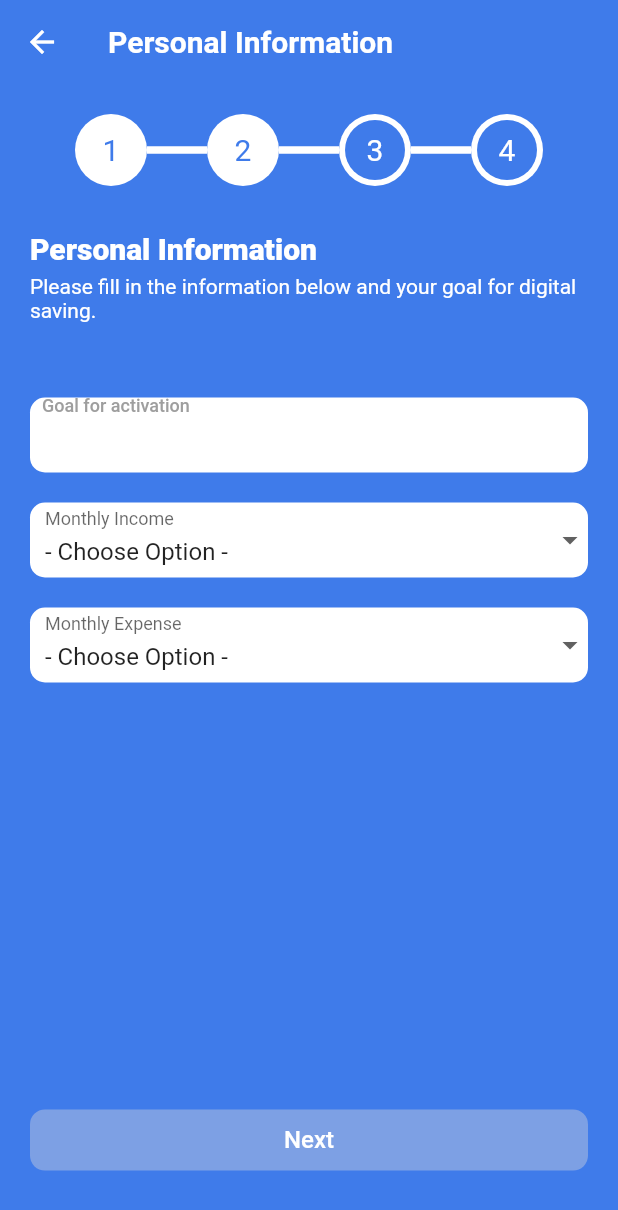
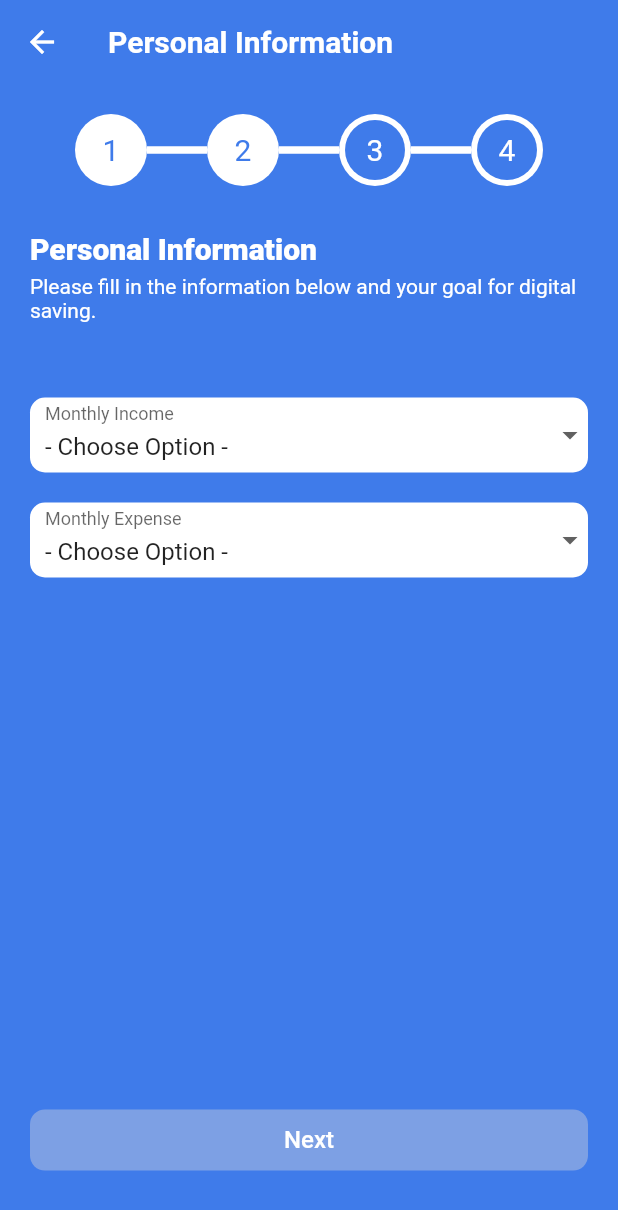
Before and after one commit to evanezent/Exploring-The-Forest, a Flutter app: the ScheduleScreen screen opened directly, on a phone screen of 412 x 824 dp. Shown: the top 1210 px of the screen. Run offline on Flutter 3.47's test engine with Material 2 defaults, Android fonts, the phone set to English and light mode, and no system bars.

```diff
--- a/lib/ui/screens/schedule_screen.dart
+++ b/lib/ui/screens/schedule_screen.dart
@@ -50,38 +50,6 @@ class _ScheduleScreenState extends State<ScheduleScreen> {
                 "Please fill in the information below and your goal for digital saving.",
                 style: white_normal_14),
             SizedBox(height: 30),
-            Container(
-              height: 50,
-              margin: EdgeInsets.only(top: 20),
-              padding: EdgeInsets.only(top: 6),
-              decoration: BoxDecoration(
-                color: Colors.white,
-                borderRadius: BorderRadius.circular(10),
-              ),
-              child: TextFormField(
-                focusNode: goalNode,
-                controller: goalController,
-                keyboardType: TextInputType.text,
-                onChanged: (value) {
-                  setState(() {
-                    _goalValidator = value.length != 0;
-                  });
-                },
-                style:
-                    TextStyle(color: Colors.grey, fontWeight: FontWeight.w500),
-                decoration: InputDecoration(
-                    focusColor: custom_blue,
-                    labelText: "Goal for activation",
-                    labelStyle: TextStyle(
-                        color: goalNode.hasFocus ? custom_blue : Colors.grey),
-                    floatingLabelBehavior: FloatingLabelBehavior.always,
-                    contentPadding: EdgeInsets.only(right: 8, left: 8, top: 10),
-                    focusedBorder:
-                        OutlineInputBorder(borderSide: BorderSide.none),
-                    enabledBorder:
-                        OutlineInputBorder(borderSide: BorderSide.none)),
-              ),
-            ),
             Container(
               height: 50,
               margin: EdgeInsets.only(top: 20),
```
Also changed, not shown: lib/ui/components/circle-ripple.dart (added, +32 -0 lines).
